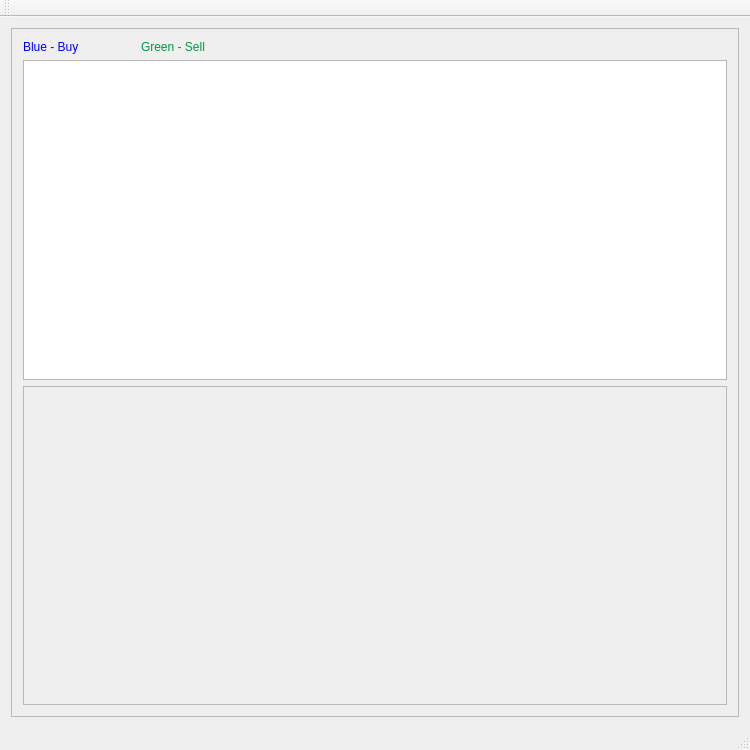
Qt form GUI1-Merge_of_death/DisplayAnalysis.ui (mobeigi/Algorithmic-Trading) before a commit.
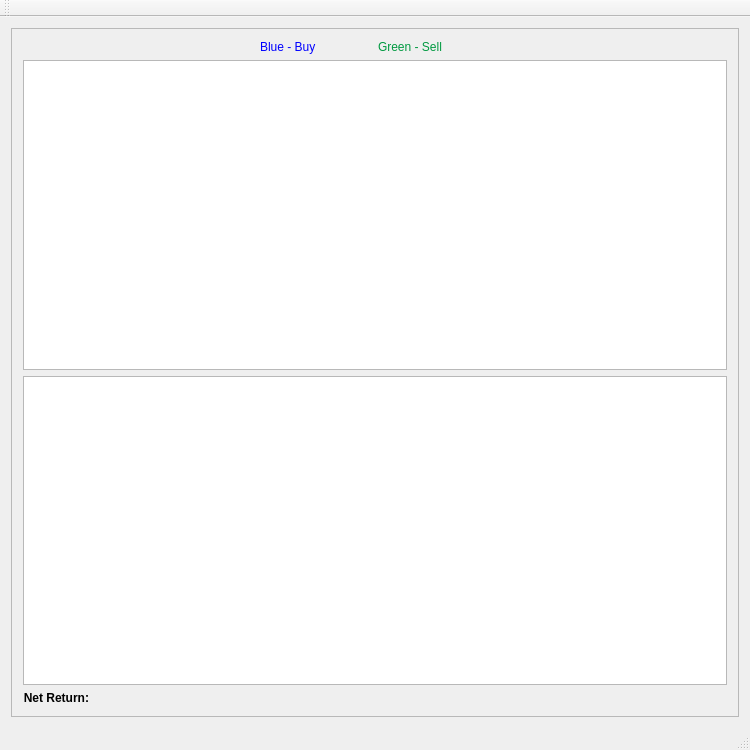
The same form after that commit.

Commit message:
Added in the Returns Table Analysis
Try it out!

```diff
--- a/GUI1-Merge_of_death/DisplayAnalysis.ui
+++ b/GUI1-Merge_of_death/DisplayAnalysis.ui
@@ -34,8 +34,8 @@
         <rect>
          <x>0</x>
          <y>0</y>
-         <width>724</width>
-         <height>668</height>
+         <width>730</width>
+         <height>677</height>
         </rect>
        </property>
        <layout class="QGridLayout" name="gridLayout_2">
@@ -45,26 +45,53 @@
            <widget class="QGraphicsView" name="graphicsGraphDisplay"/>
           </item>
           <item>
-           <widget class="QScrollArea" name="scrollArea_2">
-            <property name="widgetResizable">
-             <bool>true</bool>
-            </property>
-            <widget class="QWidget" name="scrollAreaWidgetContents_2">
-             <property name="geometry">
-              <rect>
-               <x>0</x>
-               <y>0</y>
-               <width>696</width>
-               <height>300</height>
-              </rect>
-             </property>
-            </widget>
-           </widget>
+           <widget class="QTableWidget" name="returnsAnalysis"/>
+          </item>
+          <item>
+           <layout class="QHBoxLayout" name="horizontalLayout" stretch="0,20">
+            <item>
+             <widget class="QLabel" name="label_8">
+              <property name="font">
+               <font>
+                <weight>75</weight>
+                <bold>true</bold>
+               </font>
+              </property>
+              <property name="text">
+               <string>Net Return:</string>
+              </property>
+              <property name="alignment">
+               <set>Qt::AlignRight|Qt::AlignTrailing|Qt::AlignVCenter</set>
+              </property>
+             </widget>
+            </item>
+            <item>
+             <widget class="QLabel" name="net_return_value_label">
+              <property name="text">
+               <string/>
+              </property>
+             </widget>
+            </item>
+           </layout>
           </item>
          </layout>
         </item>
         <item row="2" column="0" rowspan="2">
          <layout class="QHBoxLayout" name="horizontalLayout_2">
+          <item>
+           <widget class="QLabel" name="label_6">
+            <property name="text">
+             <string/>
+            </property>
+           </widget>
+          </item>
+          <item>
+           <widget class="QLabel" name="label_5">
+            <property name="text">
+             <string/>
+            </property>
+           </widget>
+          </item>
           <item>
            <widget class="QLabel" name="label">
             <property name="text">
@@ -79,20 +106,6 @@
             </property>
            </widget>
           </item>
-          <item>
-           <widget class="QLabel" name="label_6">
-            <property name="text">
-             <string/>
-            </property>
-           </widget>
-          </item>
-          <item>
-           <widget class="QLabel" name="label_5">
-            <property name="text">
-             <string/>
-            </property>
-           </widget>
-          </item>
           <item>
            <widget class="QLabel" name="label_4">
             <property name="text">
```
Left out of the diff: 2 changed lines with no effect on the pictures. The commit also changes 11 other files.
